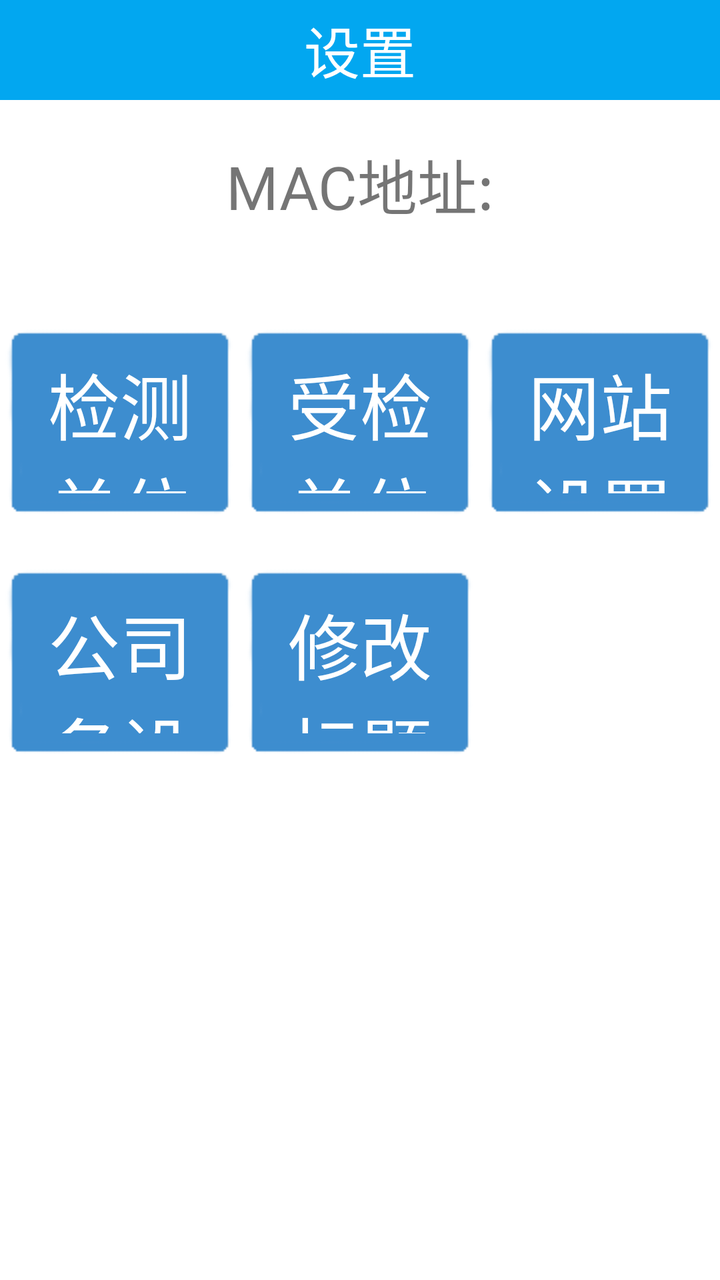
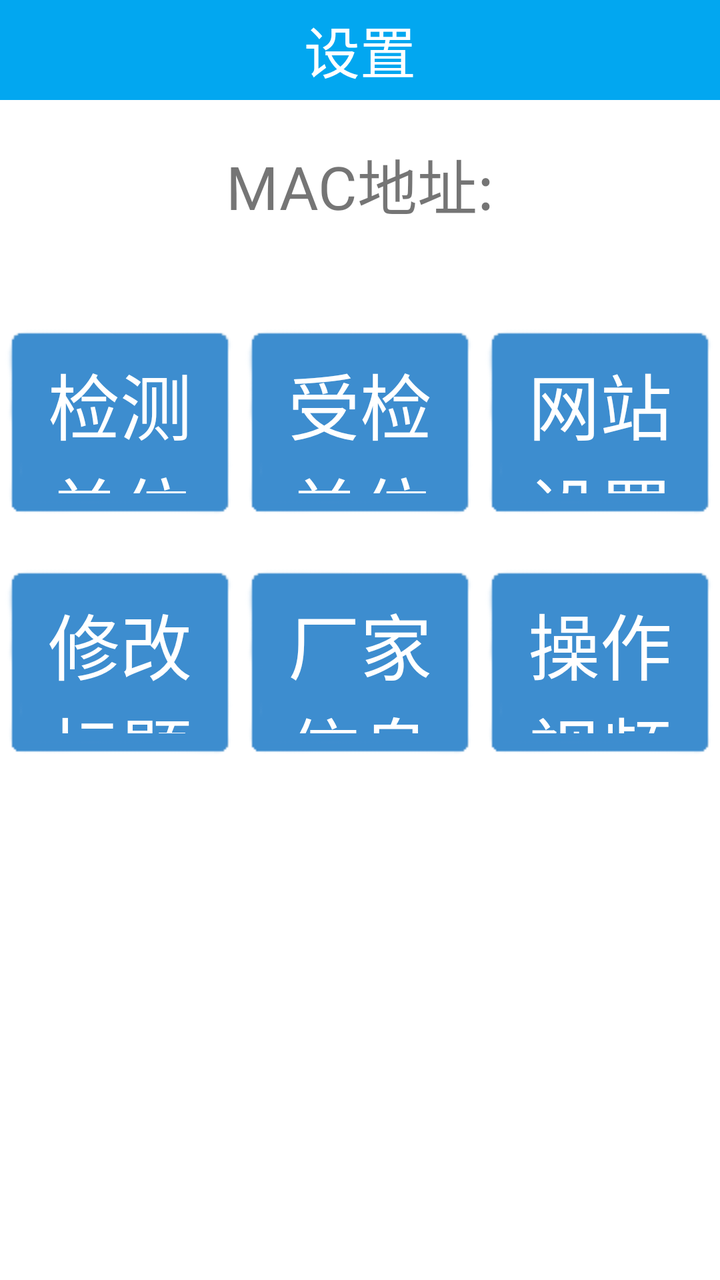

An Android layout rendered at two revisions. The XML below is the earlier revision; the diff shows what the commit changed to produce the second picture.
<!-- AndroidManifest.xml: application theme AppTheme -->
<!-- res/layout/activity_setting.xml -->
<?xml version="1.0" encoding="utf-8"?>
<LinearLayout xmlns:android="http://schemas.android.com/apk/res/android"
    xmlns:app="http://schemas.android.com/apk/res-auto"
    android:layout_width="match_parent"
    android:layout_height="match_parent"
    android:background="#FFFFFF"
    android:orientation="vertical">

    <TextView
        android:id="@+id/tv_title"
        android:layout_width="match_parent"
        android:layout_height="50dp"
        android:background="@color/THEME_COLOR"
        android:gravity="center"
        android:text="设置"
        android:textColor="@color/white"
        android:textSize="28sp" />

    <ScrollView
        android:layout_width="match_parent"
        android:layout_height="wrap_content">

        <LinearLayout
            android:layout_width="match_parent"
            android:layout_height="match_parent"
            android:gravity="center"
            android:orientation="vertical"
            app:layout_constraintBottom_toBottomOf="parent"
            app:layout_constraintTop_toBottomOf="@+id/tv_title">

            <TextView
                android:id="@+id/tv_mac_url"
                android:layout_width="match_parent"
                android:layout_height="wrap_content"
                android:layout_marginTop="20dp"
                android:layout_marginBottom="10dp"
                android:gravity="center"
                android:text="MAC地址:"
                android:textSize="30sp" />

            <LinearLayout
                android:layout_width="match_parent"
                android:layout_height="wrap_content"
                android:layout_marginTop="20dp"
                android:orientation="horizontal">

                <Button
                    android:id="@+id/btn_sample_type_main"
                    android:layout_width="0dp"
                    android:layout_height="100dp"
                    android:layout_weight="1"
                    android:background="@drawable/btn_default1"
                    android:text="样本主类"
                    android:textColor="#ffffff"
                    android:textSize="36sp"
                    android:visibility="gone" />

                <Button
                    android:id="@+id/btn_sample_type_child"
                    android:layout_width="0dp"
                    android:layout_height="100dp"
                    android:layout_weight="1"
                    android:background="@drawable/btn_default1"
                    android:text="样本子类"
                    android:textColor="#ffffff"
                    android:textSize="36sp"
                    android:visibility="gone" />

                <Button
                    android:id="@+id/btn_open_3"
                    android:layout_width="0dp"
                    android:layout_height="100dp"
                    android:layout_weight="1"
                    android:background="@drawable/btn_default1"
                    android:text="本机归属地设置"
                    android:textColor="#ffffff"
                    android:textSize="36sp"
                    android:visibility="gone" />

            </LinearLayout>

            <LinearLayout
                android:layout_width="match_parent"
                android:layout_height="wrap_content"
                android:layout_marginTop="20dp"
                android:orientation="horizontal">

                <Button
                    android:id="@+id/btn_check_ori"
                    android:layout_width="0dp"
                    android:layout_height="100dp"
                    android:layout_weight="1"
                    android:background="@drawable/btn_default1"
                    android:text="检测单位"
                    android:textColor="#ffffff"
                    android:textSize="36sp" />

                <Button
                    android:id="@+id/btn_bcheck_ori"
                    android:layout_width="0dp"
                    android:layout_height="100dp"
                    android:layout_weight="1"
                    android:background="@drawable/btn_default1"
                    android:text="受检单位"
                    android:textColor="#ffffff"
                    android:textSize="36sp" />

                <Button
                    android:id="@+id/btn_open_1"
                    android:layout_width="0dp"
                    android:layout_height="100dp"
                    android:layout_weight="1"
                    android:background="@drawable/btn_default1"
                    android:text="网站设置"
                    android:textColor="#ffffff"
                    android:textSize="36sp" />


                <Button
                    android:id="@+id/btn_open_2"
                    android:layout_width="0dp"
                    android:layout_height="100dp"
                    android:layout_weight="1"
                    android:background="@drawable/btn_default1"
                    android:text="密码设置"
                    android:textColor="#ffffff"
                    android:textSize="36sp"
                    android:visibility="gone" />
            </LinearLayout>

            <LinearLayout
                android:layout_width="match_parent"
                android:layout_height="wrap_content"
                android:layout_marginTop="20dp"
                android:orientation="horizontal">


                <Button
                    android:id="@+id/btn_open_4"
                    android:layout_width="0dp"
                    android:layout_height="100dp"
                    android:layout_weight="1"
                    android:background="@drawable/btn_default1"
                    android:text="公司名设置"
                    android:textColor="#ffffff"
                    android:textSize="36sp"
                    android:visibility="visible" />

                <Button
                    android:id="@+id/btn_open_5"
                    android:layout_width="0dp"
                    android:layout_height="100dp"
                    android:layout_weight="1"
                    android:background="@drawable/btn_default1"
                    android:text="修改标题"
                    android:textColor="#ffffff"
                    android:textSize="36sp"
                    android:visibility="visible" />

                <Button
                    android:id="@+id/btn_sample"
                    android:layout_width="0dp"
                    android:layout_height="100dp"
                    android:layout_weight="1"
                    android:background="@drawable/btn_default1"
                    android:text="样品名称"
                    android:textColor="#ffffff"
                    android:textSize="36sp"
                    android:visibility="invisible" />
            </LinearLayout>
        </LinearLayout>
    </ScrollView>
</LinearLayout>
<!-- resources referenced by this layout -->
<resources>
  <color name="THEME_COLOR">#02A7F0</color>
  <color name="white">#ffffff</color>
  <!-- drawable btn_default1 (drawable) -->
  <?xml version="1.0" encoding="utf-8"?>
  <selector xmlns:android="http://schemas.android.com/apk/res/android">
      <item android:state_pressed="true" android:drawable="@drawable/btn_blue_selected1"></item>
      <item android:state_pressed="false" android:drawable="@drawable/btn_blue_normal1"></item>
      <item android:drawable="@drawable/btn_blue_normal1"></item>
  </selector>
  <style name="AppTheme" parent="Theme.AppCompat.Light.DarkActionBar">
          
          <item name="android:windowNoTitle">true</item>
          <item name="android:windowFullscreen">true</item>
      </style>
  <!-- drawable btn_blue_selected1: png bitmap (drawable, 444 bytes) -->
  <!-- drawable btn_blue_normal1: png bitmap (drawable, 832 bytes) -->
</resources>

<!-- the commit's change to res/layout/activity_setting.xml (unified diff, before → after) -->
@@ -144,7 +144,7 @@
                     android:text="公司名设置"
                     android:textColor="#ffffff"
                     android:textSize="36sp"
-                    android:visibility="visible" />
+                    android:visibility="gone" />
 
                 <Button
                     android:id="@+id/btn_open_5"
@@ -153,6 +153,27 @@
                     android:layout_weight="1"
                     android:background="@drawable/btn_default1"
                     android:text="修改标题"
+                    android:textColor="#ffffff"
+                    android:textSize="36sp"
+                    android:visibility="visible" />
+                <Button
+                    android:id="@+id/btn_pdf"
+                    android:layout_width="0dp"
+                    android:layout_height="100dp"
+                    android:layout_weight="1"
+                    android:background="@drawable/btn_default1"
+                    android:text="厂家信息"
+                    android:textColor="#ffffff"
+                    android:textSize="36sp"
+                    android:visibility="visible" />
+
+                <Button
+                    android:id="@+id/btn_video"
+                    android:layout_width="0dp"
+                    android:layout_height="100dp"
+                    android:layout_weight="1"
+                    android:background="@drawable/btn_default1"
+                    android:text="操作视频"
                     android:textColor="#ffffff"
                     android:textSize="36sp"
                     android:visibility="visible" />
@@ -166,7 +187,7 @@
                     android:text="样品名称"
                     android:textColor="#ffffff"
                     android:textSize="36sp"
-                    android:visibility="invisible" />
+                    android:visibility="gone" />
             </LinearLayout>
         </LinearLayout>
     </ScrollView>
